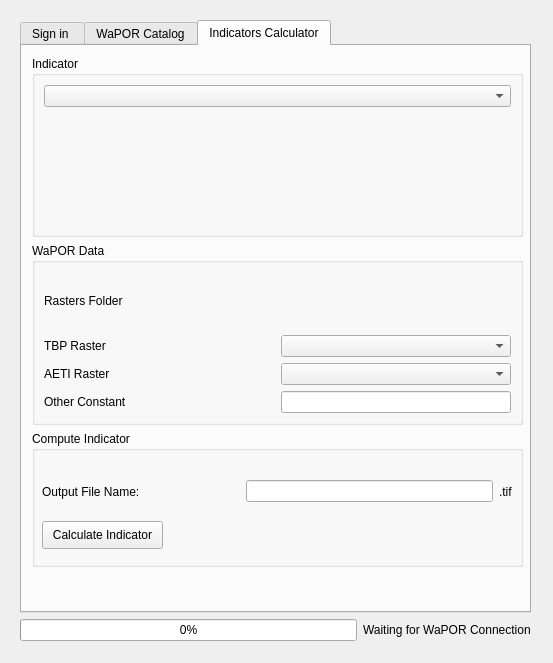
Qt form wap_plugin_dialog_base.ui (WAGIS/wap_plugin) before a commit.
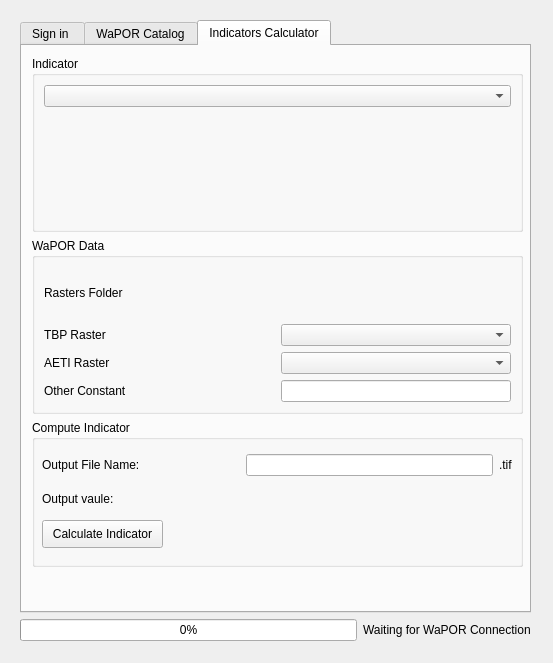
The same form after that commit. The open tabs and pages were chosen to show the change. Custom widgets are drawn as their Qt base class.

Commit message: Bug about path management in the raster calculator solved, new label to show equity result

```diff
--- a/wap_plugin_dialog_base.ui
+++ b/wap_plugin_dialog_base.ui
@@ -550,7 +550,7 @@
           <height>511</height>
          </rect>
         </property>
-        <layout class="QVBoxLayout" name="verticalLayout_2" stretch="4,4,3">
+        <layout class="QVBoxLayout" name="verticalLayout_2" stretch="6,6,5">
          <item>
           <widget class="QGroupBox" name="indicatorBox">
            <property name="title">
@@ -659,7 +659,7 @@
             <property name="geometry">
              <rect>
               <x>10</x>
-              <y>90</y>
+              <y>100</y>
               <width>121</width>
               <height>28</height>
              </rect>
@@ -680,7 +680,7 @@
               <x>10</x>
               <y>31</y>
               <width>471</width>
-              <height>59</height>
+              <height>61</height>
              </rect>
             </property>
             <layout class="QVBoxLayout" name="verticalLayout_7">
@@ -705,6 +705,24 @@
                </item>
               </layout>
              </item>
+             <item>
+              <layout class="QHBoxLayout" name="horizontalLayout_21">
+               <item>
+                <widget class="QLabel" name="outputIndicLabel">
+                 <property name="text">
+                  <string>Output vaule:</string>
+                 </property>
+                </widget>
+               </item>
+               <item>
+                <widget class="QLabel" name="outputIndicValue">
+                 <property name="text">
+                  <string/>
+                 </property>
+                </widget>
+               </item>
+              </layout>
+             </item>
             </layout>
            </widget>
           </widget>
```
Left out of the diff: 6 changed lines with no effect on the pictures. The commit also changes 2 other files.
